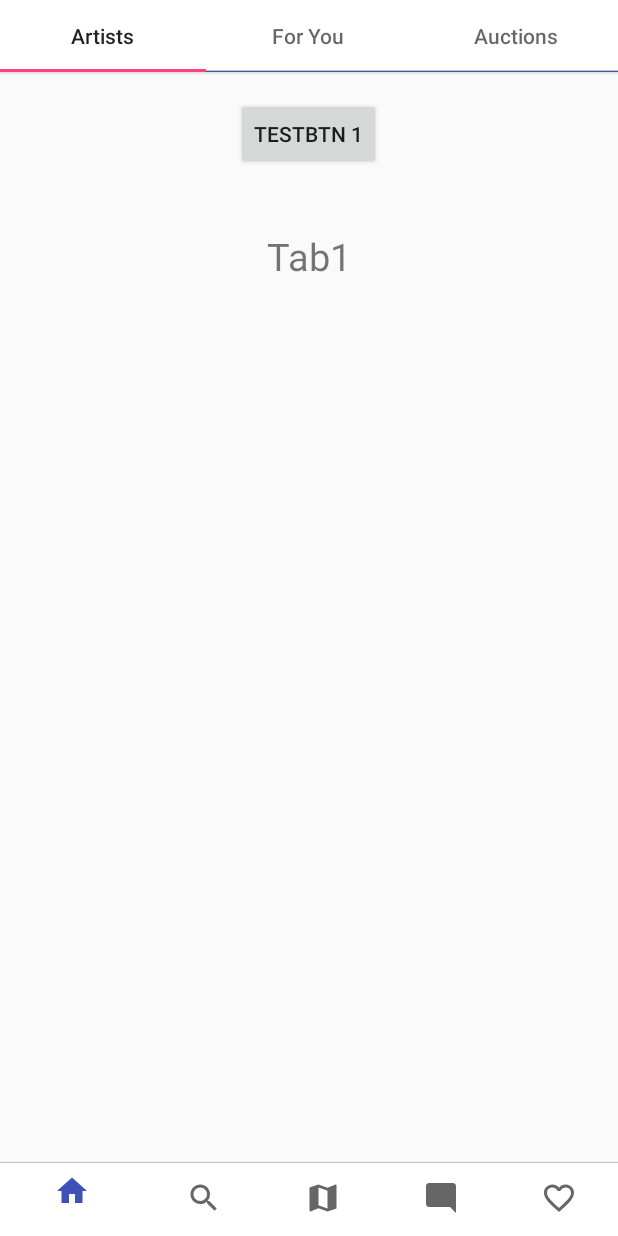
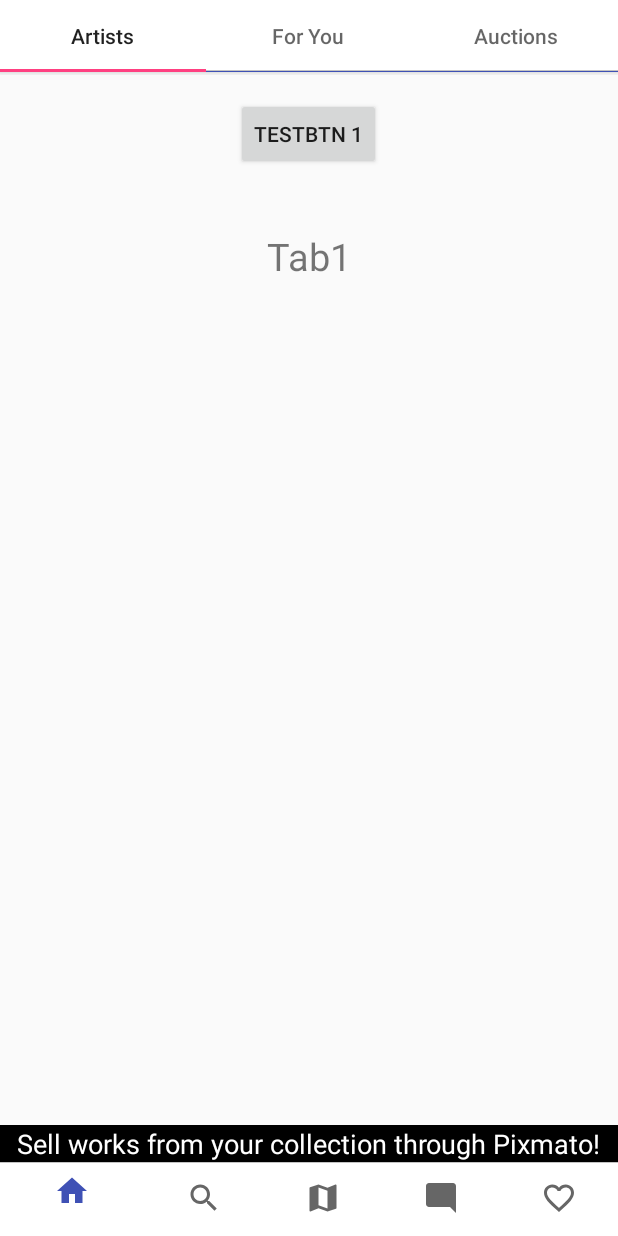
Before and after one commit to kaiserkumars/Pixmato, an Android app: the screen it shows after launch (MainActivity), on a phone screen of 412 x 824 dp. Run offline under Robolectric (Android 15) with nearby library versions, the phone set to English and light mode, and no system bars.

Commit message:
added static footer

```diff
--- a/app/src/main/java/com/sample/pixel/MainActivity.java
+++ b/app/src/main/java/com/sample/pixel/MainActivity.java
@@ -9,6 +9,7 @@ import android.support.v4.view.ViewPager;
 import android.support.v7.app.AppCompatActivity;
 import android.view.Menu;
 import android.view.MenuItem;
+import android.widget.TextView;
 
 import com.sample.pixel.R;
 
@@ -34,8 +35,11 @@ public class MainActivity extends AppCompatActivity {
         TabLayout tabLayout = (TabLayout) findViewById(R.id.tabs);
         tabLayout.setupWithViewPager(mViewPager);
 
+//Footer text updater
+        TextView FooterText = (TextView)findViewById(R.id.footer_text);
+        FooterText.setText("Sell works from your collection through Pixmato!");
 
-//        tabLayout.getTabAt(0).setIcon(R.drawable.ic_assignment);
+
         tabLayout.getTabAt(0).setText("Artists");
         tabLayout.getTabAt(1).setText("For You");
         tabLayout.getTabAt(2).setText("Auctions");
--- a/app/src/main/java/com/sample/pixel/Tab2Fragment.java
+++ b/app/src/main/java/com/sample/pixel/Tab2Fragment.java
@@ -8,6 +8,7 @@ import android.view.LayoutInflater;
 import android.view.View;
 import android.view.ViewGroup;
 import android.widget.Button;
+import android.widget.TextView;
 import android.widget.Toast;
 
 import com.sample.pixel.R;
--- a/app/src/main/java/com/sample/pixel/Tab3Fragment.java
+++ b/app/src/main/java/com/sample/pixel/Tab3Fragment.java
@@ -8,6 +8,7 @@ import android.view.LayoutInflater;
 import android.view.View;
 import android.view.ViewGroup;
 import android.widget.Button;
+import android.widget.TextView;
 import android.widget.Toast;
 
 import com.sample.pixel.R;
--- a/app/src/main/res/layout/activity_main.xml
+++ b/app/src/main/res/layout/activity_main.xml
@@ -6,6 +6,7 @@
     android:layout_width="match_parent"
     android:layout_height="match_parent"
     tools:context="com.sample.pixel.MainActivity">
+
 
 
     <RelativeLayout
@@ -58,8 +59,24 @@
         </RelativeLayout>
 
 
+        <RelativeLayout
+            android:id="@+id/footer"
+            android:layout_width="match_parent"
+            android:layout_height="wrap_content"
+            android:layout_alignParentBottom="true"
+            android:layout_marginBottom="49dp"
+            android:background="#000"
+            android:gravity="center">
 
-
+            <TextView
+                android:id="@+id/footer_text"
+                android:layout_width="wrap_content"
+                android:layout_height="wrap_content"
+                android:singleLine="true"
+                android:text="Hello"
+                android:textColor="#FFF"
+                android:textSize="18sp" />
+        </RelativeLayout>
 
         <RelativeLayout
             android:layout_width="match_parent"
--- a/app/src/main/res/layout/fragment2_layout.xml
+++ b/app/src/main/res/layout/fragment2_layout.xml
@@ -4,6 +4,7 @@
                 android:layout_width="match_parent"
                 android:layout_height="match_parent"
     >
+
 
     <Button
         android:layout_marginTop="15dp"
--- a/app/src/main/res/layout/fragment3_layout.xml
+++ b/app/src/main/res/layout/fragment3_layout.xml
@@ -4,6 +4,7 @@
                 android:layout_width="match_parent"
                 android:layout_height="match_parent"
     >
+
 
     <Button
         android:layout_marginTop="15dp"
```
Also changed, not shown: app/src/main/java/com/sample/pixel/Tab1Fragment.java (+7 -0 lines), app/src/main/res/layout/fragment1_layout.xml (+16 -0 lines).
